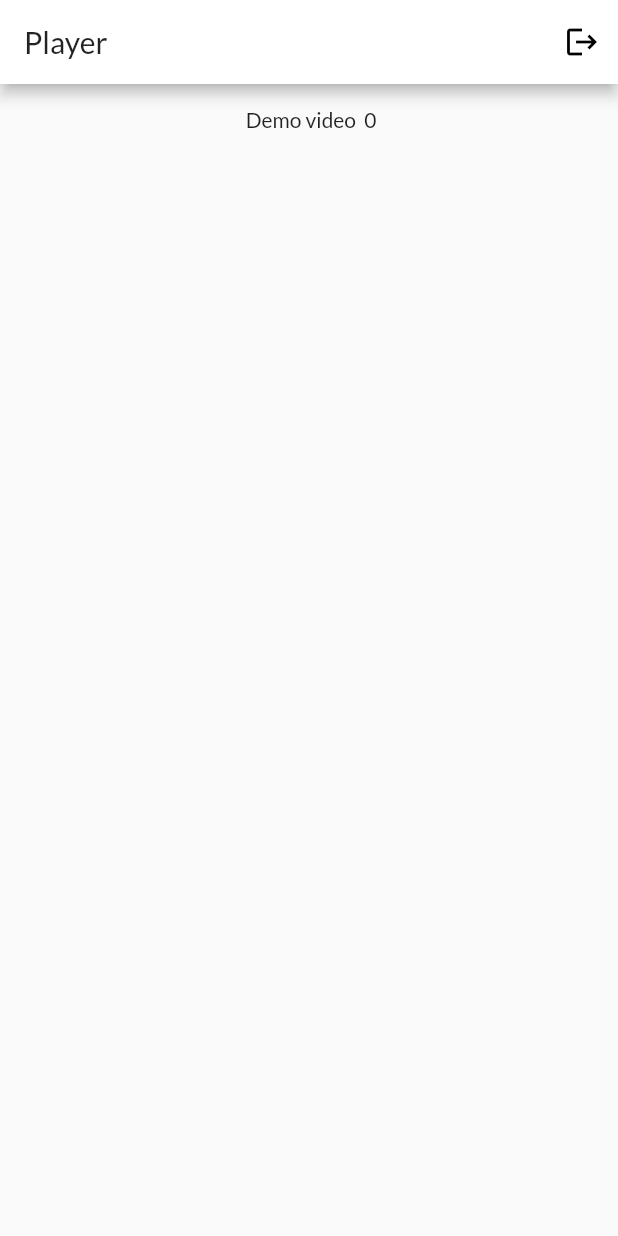
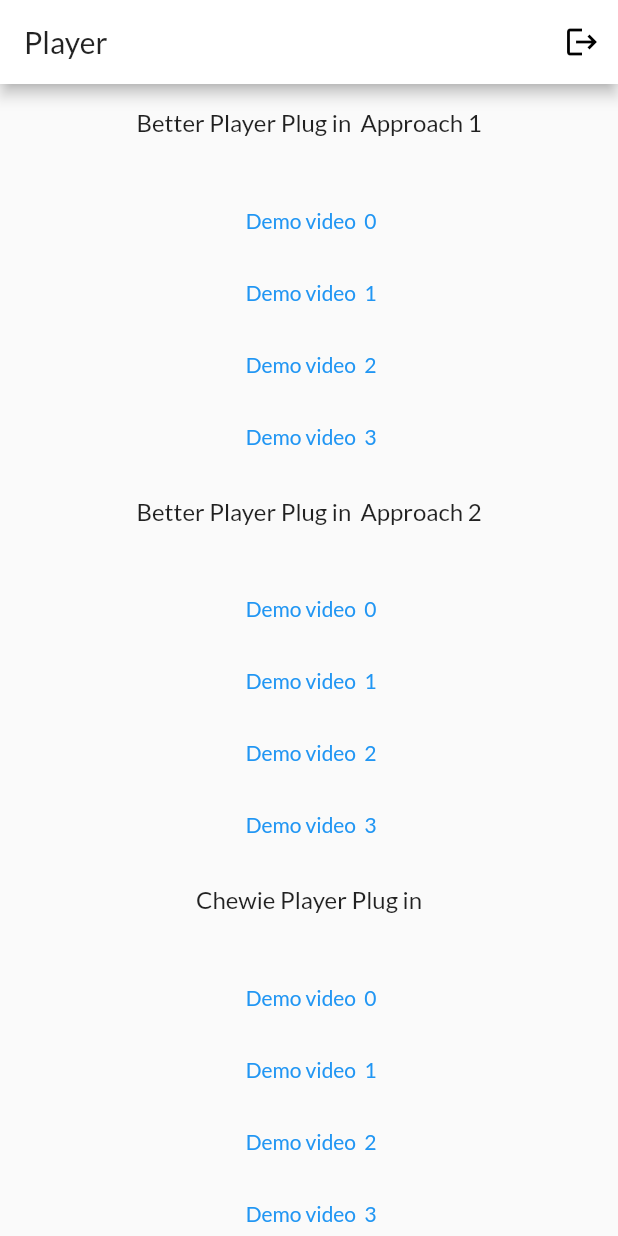
Before and after one commit to ravikovind/player, a Flutter app: the screen it shows once a user with an empty profile is signed in, on a phone screen of 412 x 824 dp. Run offline on Flutter 3.47's test engine with Material 2 defaults, Android fonts, the phone set to English and light mode, and no system bars; our stand-ins replace better_player, camera, chewie, firebase_auth, firebase_core, google_sign_in and 1 more; accounts and stored records are empty.

Commit message:
Bugs_Fixed

```diff
--- a/lib/Screens/MyHomePage.dart
+++ b/lib/Screens/MyHomePage.dart
@@ -1,7 +1,10 @@
+import 'package:video_player/video_player.dart';
 import 'package:camera/camera.dart';
 import 'package:flutter/cupertino.dart';
 import 'package:flutter/material.dart';
 import 'package:player/Methods/AuthMethods.dart';
+import 'package:player/Screens/PlayerHelper.dart';
+import 'package:player/Screens/PlayerX.dart';
 import 'package:player/Screens/PlayerY.dart';
 
 class MyHomePage extends StatefulWidget {
@@ -11,10 +14,12 @@ class MyHomePage extends StatefulWidget {
   @override
   _MyHomePageState createState() => _MyHomePageState();
 }
-
 class _MyHomePageState extends State<MyHomePage> {
   List<String> _list = [
     "https://sample-videos.com/video123/mp4/720/big_buck_bunny_720p_20mb.mp4",
+    "https://commondatastorage.googleapis.com/gtv-videos-bucket/sample/ForBiggerBlazes.mp4",
+    "https://flutter.github.io/assets-for-api-docs/assets/videos/butterfly.mp4",
+    "https://assets.mixkit.co/videos/preview/mixkit-forest-stream-in-the-sunlight-529-large.mp4"
   ];
 
   AuthMethods authMethods = AuthMethods();
@@ -35,11 +40,63 @@ class _MyHomePageState extends State<MyHomePage> {
                 icon: Icon(Icons.logout))
           ],
         ),
-      body: ListView.builder(
+        body: SingleChildScrollView(
+          physics: ScrollPhysics(),
+          child: Column(
+            mainAxisAlignment: MainAxisAlignment.center,
+            children: [
+              SizedBox(
+                height: 16.0,
+              ),
+              Text(
+                "Better Player Plug in  Approach 1",
+                style: TextStyle(fontSize: 16.0),
+              ),
+              SizedBox(
+                height: 32.0,
+              ),
+              ListView.builder(
                 itemCount: _list.length,
+                shrinkWrap: true,
+                physics: NeverScrollableScrollPhysics(),
                 itemBuilder: (BuildContext context, int index) {
                   return MaterialButton(
-            child: Text(" Demo video  " + index.toString()),
+                    child: Text(
+                      " Demo video  " + index.toString(),
+                      style: TextStyle(color: Colors.blue),
+                    ),
+                    onPressed: () {
+                      Navigator.push(context,
+                          MaterialPageRoute(builder: (BuildContext context) {
+                        return PlayerX(
+                          cameras: widget.cameras,
+                          url: _list[index],
+                        );
+                      }));
+                    },
+                  );
+                },
+              ),
+              SizedBox(
+                height: 16.0,
+              ),
+              Text(
+                "Better Player Plug in  Approach 2",
+                style: TextStyle(fontSize: 16.0),
+              ),
+              SizedBox(
+                height: 32.0,
+              ),
+              ListView.builder(
+                itemCount: _list.length,
+                shrinkWrap: true,
+                physics: NeverScrollableScrollPhysics(),
+                itemBuilder: (BuildContext context, int index) {
+                  return MaterialButton(
+                    child: Text(
+                      " Demo video  " + index.toString(),
+                      style: TextStyle(color: Colors.blue),
+                    ),
                     onPressed: () {
                       Navigator.push(context,
                           MaterialPageRoute(builder: (BuildContext context) {
@@ -52,6 +109,44 @@ class _MyHomePageState extends State<MyHomePage> {
                   );
                 },
               ),
+              SizedBox(
+                height: 16.0,
+              ),
+              Text(
+                "Chewie Player Plug in",
+                style: TextStyle(fontSize: 16.0),
+              ),
+              SizedBox(
+                height: 32.0,
+              ),
+              ListView.builder(
+                itemCount: _list.length,
+                shrinkWrap: true,
+                physics: NeverScrollableScrollPhysics(),
+                itemBuilder: (BuildContext context, int index) {
+                  return MaterialButton(
+                    child: Text(
+                      " Demo video  " + index.toString(),
+                      style: TextStyle(color: Colors.blue),
+                    ),
+                    onPressed: () {
+                      Navigator.push(context,
+                          MaterialPageRoute(builder: (BuildContext context) {
+                        return PlayerHelper(
+                          cameras: widget.cameras,
+                          controller:
+                              VideoPlayerController.network(_list[index]),
                         );
+                      }));
+                    },
+                  );
+                },
+              ),
+              SizedBox(
+                height: 16.0,
+              ),
+            ],
+          ),
+        ));
   }
 }
--- a/lib/Screens/PlayerX.dart
+++ b/lib/Screens/PlayerX.dart
@@ -1,3 +1,5 @@
+import 'dart:math';
+
 import 'package:camera/camera.dart';
 import 'package:flutter/material.dart';
 import 'package:better_player/better_player.dart';
@@ -101,7 +103,8 @@ class _PlayerXState extends State<PlayerX> {
                                   width: 1.0,
                                 ),
                               ),
-                              child: CameraPreview(_controller)),
+                              child: Transform.rotate(angle: -pi/2,
+                              child: CameraPreview(_controller))),
                         ),
                       )
                     : Container(),
```
Lines whose indentation alone changed are shown as unchanged.
